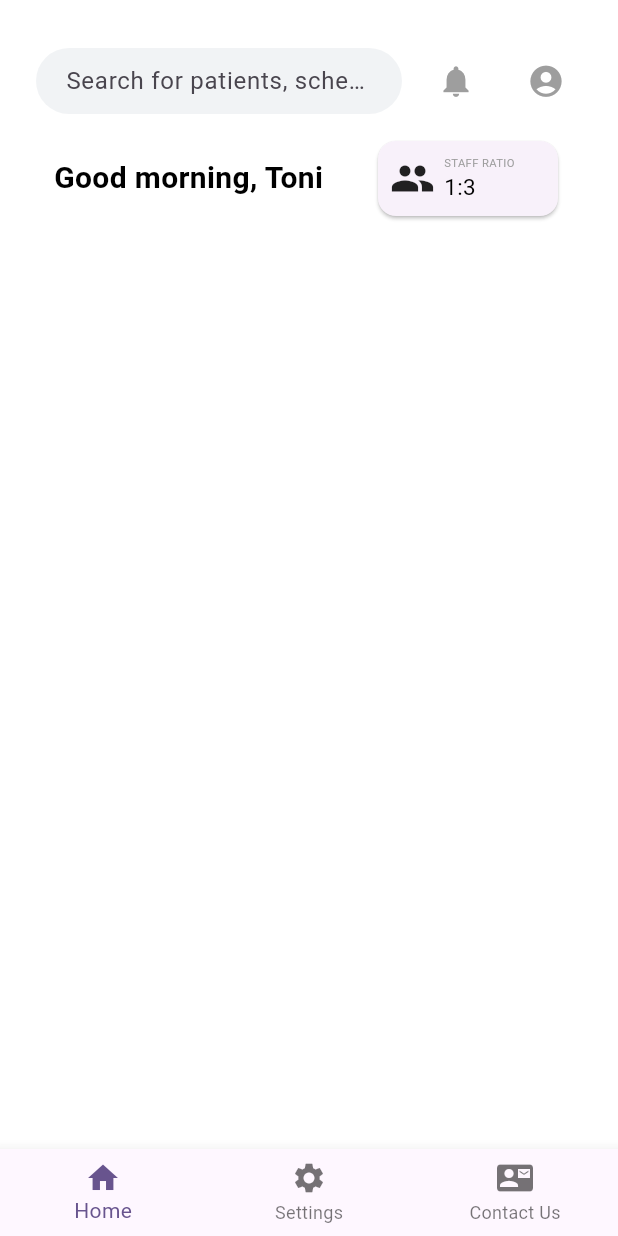
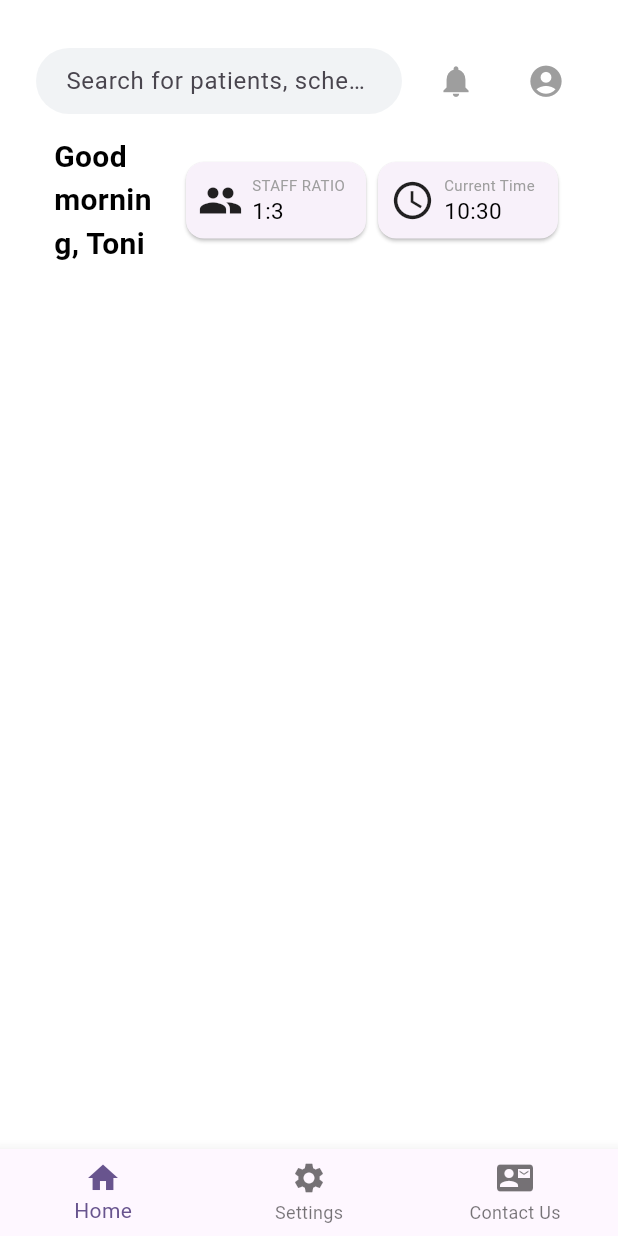
Before and after one commit to ToniF03/nursery, a Flutter app: the screen it shows after launch, on a phone screen of 412 x 824 dp. Run offline on Flutter 3.47's test engine with Material 3 defaults, Android fonts, the phone set to English and light mode, and no system bars.

Commit message:
Add DashboardInfoCard widget for better UI modularity

```diff
--- a/lib/screens/dashboard.dart
+++ b/lib/screens/dashboard.dart
@@ -1,4 +1,5 @@
 import 'package:flutter/material.dart';
+import 'package:nursery/widgets/dashboard_info_card.dart';
 import 'package:nursery/widgets/not_implemented_dialog.dart';
 
 class Dashboard extends StatefulWidget {
@@ -105,51 +106,22 @@ class _DashboardState extends State<Dashboard> {
                   ),
                 ),
                 const SizedBox(width: 16),
-                Card(
-                  clipBehavior: Clip.hardEdge,
-                  child: InkWell(
-                    splashColor: Colors.blue.withAlpha(30),
+                DashboardInfoCard(
+                  icon: Icons.people,
+                  label: 'STAFF RATIO',
+                  value: '1:3',
                   onTap: () {
                     showDialog(
                       context: context,
                       builder: (context) => const NotImplementedDialog(),
                     );
                   },
-                    child: const SizedBox(
-                      width: 120,
-                      height: 50,
-                      child: Padding(
-                        padding: EdgeInsets.all(8.0),
-                        child: Row(
-                          children: [
-                            Icon(Icons.people, size: 30),
-                            SizedBox(width: 6),
-                            Column(
-                              mainAxisAlignment: MainAxisAlignment.center,
-                              crossAxisAlignment: CrossAxisAlignment.start,
-                              children: [
-                                Text(
-                                  'STAFF RATIO',
-                                  style: TextStyle(
-                                    fontSize: 7.5,
-                                    color: Colors.grey,
                 ),
-                                ),
-                                Text(
-                                  '1:3',
-                                  style: TextStyle(
-                                    fontSize: 15,
-                                    color: Colors.black,
-                                  ),
-                                ),
-                              ],
-                            ),
-                          ],
-                        ),
-                      ),
-                    ),
-                  ),
-                ),
+                DashboardInfoCard(
+                  icon: Icons.schedule,
+                  label: 'Current Time',
+                  value: DateTime.now().toLocal().toString().substring(11, 16),
+                )
               ],
             ),
           ),
--- /dev/null
+++ b/lib/widgets/dashboard_info_card.dart
@@ -0,0 +1,63 @@
+import 'package:flutter/material.dart';
+
+class DashboardInfoCard extends StatelessWidget {
+  final IconData icon;
+  final String label;
+  final String value;
+  final VoidCallback? onTap;
+
+  const DashboardInfoCard({
+    super.key,
+    required this.icon,
+    required this.label,
+    required this.value,
+    this.onTap,
+  });
+
+  @override
+  Widget build(BuildContext context) {
+    final content = ConstrainedBox(
+      constraints: BoxConstraints(minWidth: 120, minHeight: 51),
+      child: Padding(
+        padding: EdgeInsets.all(8.0),
+        child: Row(
+          children: [
+            Icon(icon, size: 30),
+            SizedBox(width: 6),
+            Column(
+              mainAxisAlignment: MainAxisAlignment.center,
+              crossAxisAlignment: CrossAxisAlignment.start,
+              children: [
+                Text(
+                  label,
+                  style: TextStyle(
+                    fontSize: 10,
+                    color: Colors.grey,
+                  ),
+                ),
+                Text(
+                  value,
+                  style: TextStyle(
+                    fontSize: 15,
+                    color: Colors.black,
+                  ),
+                ),
+              ],
+            ),
+          ],
+        ),
+      ),
+    );
+
+    return Card(
+      clipBehavior: Clip.hardEdge,
+      child: onTap != null
+          ? InkWell(
+              splashColor: Colors.blue.withAlpha(30),
+              onTap: onTap,
+              child: content,
+            )
+          : content,
+    );
+  }
+}
```
Lines whose indentation alone changed are shown as unchanged.
